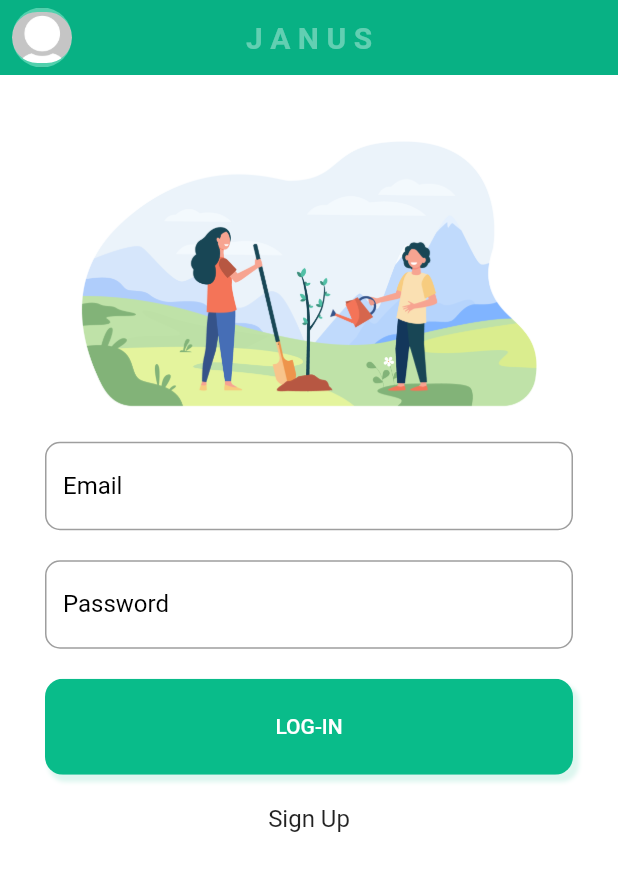
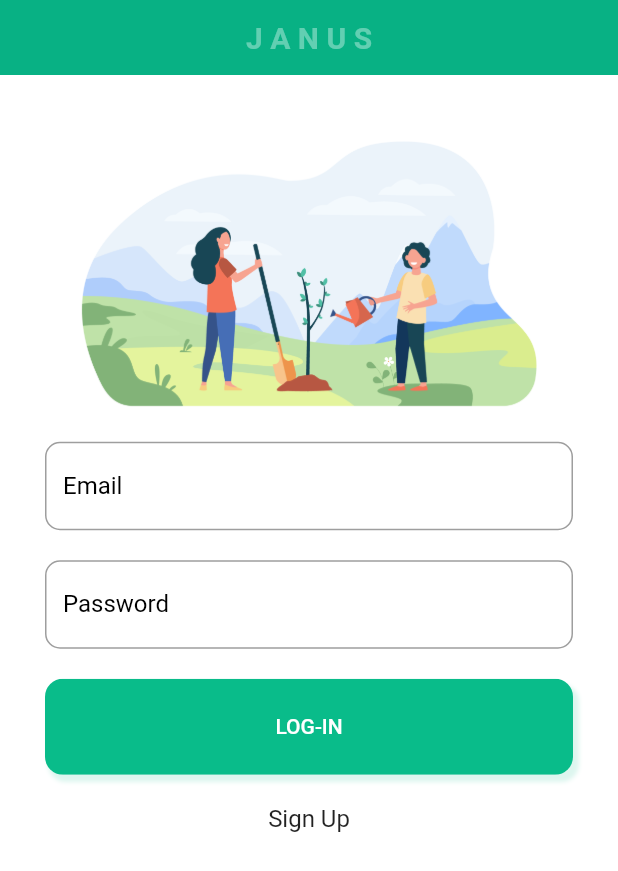
Before and after one commit to jeyeong/climate-ark-app, a Flutter app: the screen it shows after launch, on a phone screen of 412 x 824 dp. Shown: the top 871 px of the screen. Run offline on Flutter 3.47's test engine with Material 2 defaults, Android fonts, the phone set to English and light mode, and no system bars; our stand-ins replace cloud_firestore, firebase_auth, firebase_core, fl_chart, fluttericon; accounts and stored records are empty.

```diff
--- a/canvas/lib/components/general/app_bar.dart
+++ b/canvas/lib/components/general/app_bar.dart
@@ -1,8 +1,16 @@
 import 'package:flutter/material.dart';
 import 'package:canvas/constants.dart';
 import 'package:canvas/views/profile_page.dart';
+
 class ProfilePic extends StatelessWidget {
-  const ProfilePic({Key? key}) : super(key: key);
+  final String? firstName;
+  final String? lastName;
+
+  const ProfilePic({
+    Key? key,
+    required this.firstName,
+    required this.lastName,
+  }) : super(key: key);
 
   @override
   Widget build(BuildContext context) {
@@ -18,7 +26,9 @@ class ProfilePic extends StatelessWidget {
                   Navigator.push(
                       context,
                       MaterialPageRoute(
-                          builder: (context) => const ProfilePage(name: 'John Doe')));
+                          builder: (context) => ProfilePage(
+                                name: '$firstName $lastName',
+                              )));
                 },
                 child: Container(
                     decoration: BoxDecoration(
@@ -36,12 +46,26 @@ class ProfilePic extends StatelessWidget {
 }
 
 class JanusAppBar extends StatelessWidget {
-  const JanusAppBar({Key? key}) : super(key: key);
+  final bool showProfilePic;
+  final String? firstName;
+  final String? lastName;
+
+  const JanusAppBar({
+    Key? key,
+    this.showProfilePic = false,
+    this.firstName,
+    this.lastName,
+  }) : super(key: key);
 
   @override
   Widget build(BuildContext context) {
     return AppBar(
-      leading: const ProfilePic(),
+      leading: showProfilePic
+          ? ProfilePic(
+              firstName: firstName,
+              lastName: lastName,
+            )
+          : null,
       title: const Text(
         'J A N U S',
         style: TextStyle(
```
Also changed, not shown: canvas/lib/views/landing_page.dart (+6 -2 lines), canvas/lib/views/profile_page.dart (+9 -0 lines).
